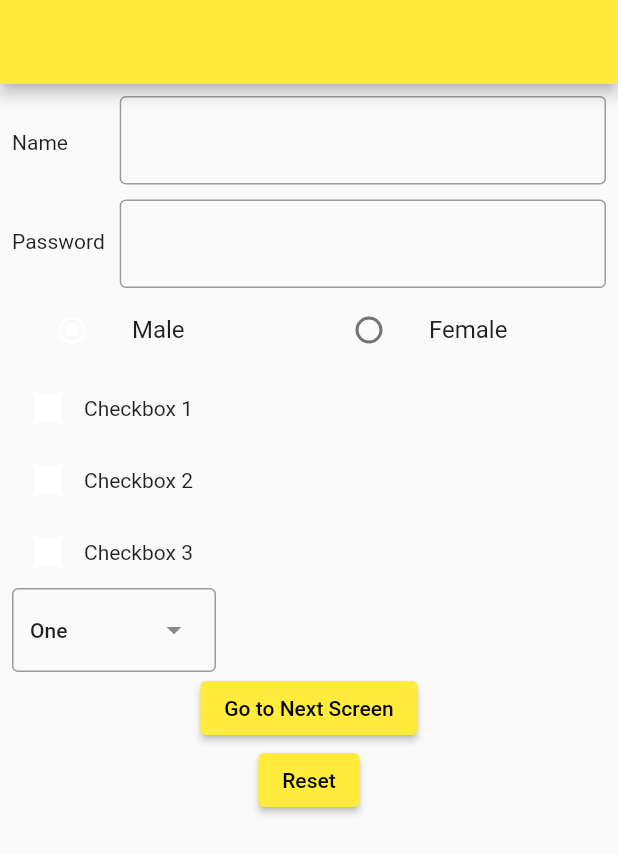
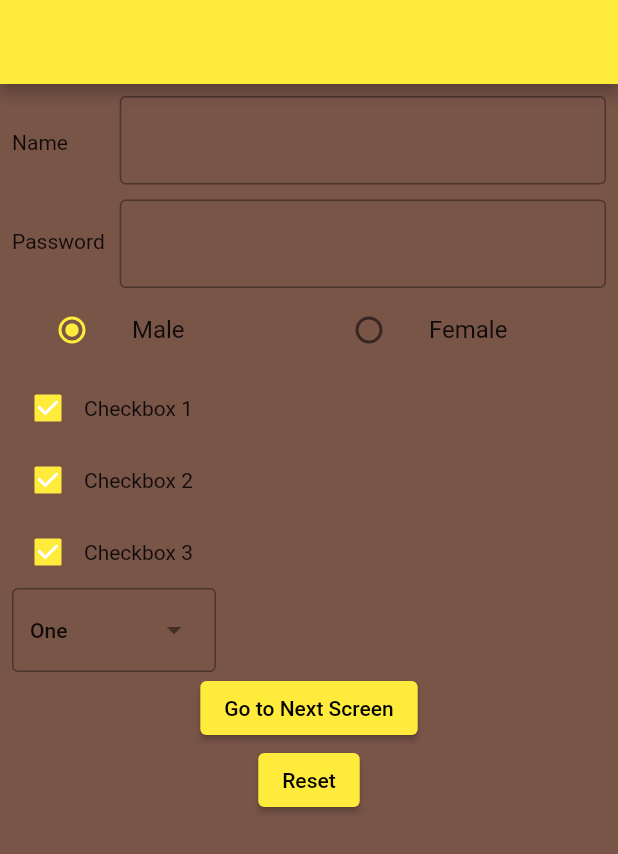
Before and after one commit to devatulparmar/batch6pm, a Flutter app: the screen it shows after launch, on a phone screen of 412 x 824 dp. Shown: the top 854 px of the screen. Run offline on Flutter 3.47's test engine with Material 2 defaults, Android fonts, the phone set to English and light mode, and no system bars.

Commit message:
added new theme canvasColor

```diff
--- a/lib/main.dart
+++ b/lib/main.dart
@@ -14,7 +14,7 @@
       title: 'Flutter Demo',
       theme: ThemeData(
         primarySwatch: Colors.yellow,
-        accentColor: Colors.white,
+        canvasColor: Colors.brown
       ),
       home: const March12Test(),
     );
```
